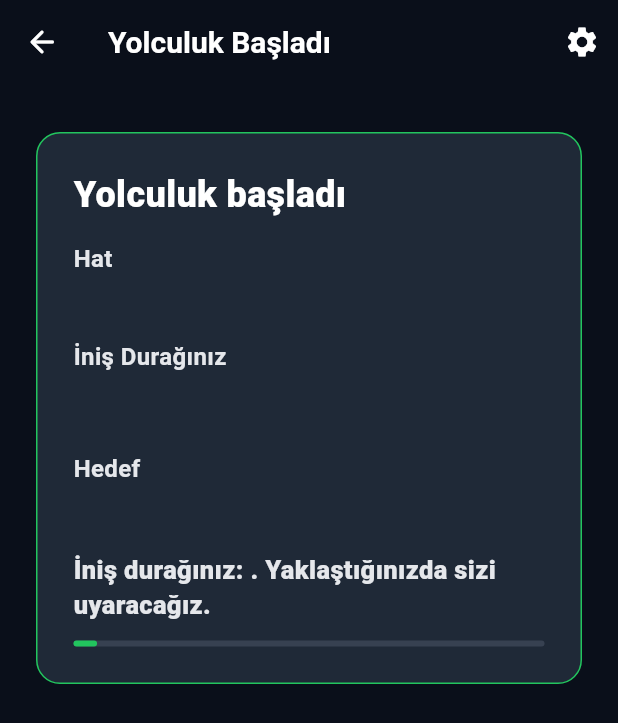
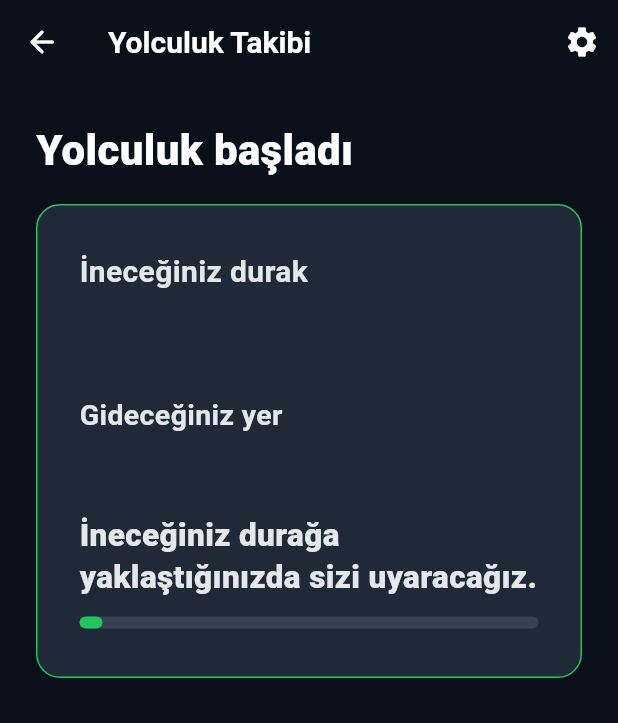
Before and after one commit to ahsentekgul/yol_arkadasim, a Flutter app: the JourneyStepsScreen screen opened directly with empty values, on a phone screen of 412 x 824 dp. Shown: the top 723 px of the screen. Run offline on Flutter 3.47's test engine with Material 3 defaults, Android fonts, the phone set to English and light mode, and no system bars; our stand-ins replace cloud_firestore, firebase_core, shared_preferences; accounts and stored records are empty.

Commit message:
JourneySteps ekranini erisilebilir yolculuk takibi olarak duzenle

```diff
--- a/lib/business/journey_steps/journey_steps_screen.dart
+++ b/lib/business/journey_steps/journey_steps_screen.dart
@@ -1,6 +1,7 @@
 import 'dart:async';
 
 import 'package:flutter/material.dart';
+import 'package:flutter/semantics.dart';
 
 import 'package:yol_arkadasim/core/theme/app_colors.dart';
 import 'package:yol_arkadasim/core/theme/app_radius.dart';
@@ -43,6 +44,19 @@ class _JourneyStepsScreenState extends State<JourneyStepsScreen> {
     return (_elapsedSeconds / _totalSimulationSeconds).clamp(0.0, 1.0);
   }
 
+  String get _progressSemanticValue {
+    switch (_stage) {
+      case _JourneySimulationStage.onBus:
+        return 'Otobüstesiniz. İneceğiniz durağa doğru ilerliyorsunuz.';
+      case _JourneySimulationStage.oneStopBefore:
+        return 'İnilecek durağa yaklaşıyorsunuz. İnmenize 1 durak kaldı.';
+      case _JourneySimulationStage.arrivedAtEndStop:
+        return 'İniş durağına ulaşıldı.';
+      case _JourneySimulationStage.completed:
+        return 'Yolculuk tamamlandı.';
+    }
+  }
+
   String get _stageTitle {
     switch (_stage) {
       case _JourneySimulationStage.onBus:
@@ -59,13 +73,13 @@ class _JourneyStepsScreenState extends State<JourneyStepsScreen> {
   String get _approachWarningMessage {
     switch (_stage) {
       case _JourneySimulationStage.onBus:
-        return 'İniş durağınız: ${widget.journeyPlan.endStopName}. Yaklaştığınızda sizi uyaracağız.';
+        return 'İneceğiniz durağa yaklaştığınızda sizi uyaracağız.';
       case _JourneySimulationStage.oneStopBefore:
-        return 'Lütfen inmeye hazırlanın. Bir sonraki durakta ineceksiniz.';
+        return 'İnmeye hazırlanın. Bir sonraki durakta ineceksiniz: ${widget.journeyPlan.endStopName}.';
       case _JourneySimulationStage.arrivedAtEndStop:
-        return 'İniş durağınız: ${widget.journeyPlan.endStopName}. Lütfen güvenli şekilde inin.';
+        return '${widget.journeyPlan.endStopName} durağına geldiniz. Bu durak, ineceğiniz duraktır. Lütfen güvenli şekilde inin.';
       case _JourneySimulationStage.completed:
-        return 'Yolculuk tamamlandı. Geri dönerek rota bilgilerinizi tekrar inceleyebilirsiniz.';
+        return 'Yolculuk tamamlandı.';
     }
   }
 
@@ -88,6 +102,23 @@ class _JourneyStepsScreenState extends State<JourneyStepsScreen> {
     _startSimulationTimer();
   }
 
+  void _announceStageChange(_JourneySimulationStage stage) {
+    final String? message;
+    switch (stage) {
+      case _JourneySimulationStage.onBus:
+        return;
+      case _JourneySimulationStage.oneStopBefore:
+        message =
+            'İnmenize 1 durak kaldı. İnmeye hazırlanın. Bir sonraki durakta ineceksiniz: ${widget.journeyPlan.endStopName}.';
+      case _JourneySimulationStage.arrivedAtEndStop:
+        message =
+            'İniş durağına ulaştınız. ${widget.journeyPlan.endStopName} durağına geldiniz. Bu durak, ineceğiniz duraktır. Lütfen güvenli şekilde inin.';
+      case _JourneySimulationStage.completed:
+        message = 'Yolculuk tamamlandı.';
+    }
+    SemanticsService.announce(message, Directionality.of(context));
+  }
+
   void _startSimulationTimer() {
     _simulationTimer?.cancel();
     _simulationTimer = Timer.periodic(const Duration(seconds: 1), (timer) {
@@ -99,6 +130,7 @@ class _JourneyStepsScreenState extends State<JourneyStepsScreen> {
         timer.cancel();
         return;
       }
+      final previousStage = _stage;
       setState(() {
         _elapsedSeconds++;
         if (_elapsedSeconds >= _travelSimulationSeconds &&
@@ -109,6 +141,9 @@ class _JourneyStepsScreenState extends State<JourneyStepsScreen> {
           _stage = _JourneySimulationStage.arrivedAtEndStop;
         }
       });
+      if (_stage != previousStage) {
+        _announceStageChange(_stage);
+      }
       if (_stage == _JourneySimulationStage.arrivedAtEndStop) {
         timer.cancel();
         _simulationTimer?.cancel();
@@ -118,10 +153,254 @@ class _JourneyStepsScreenState extends State<JourneyStepsScreen> {
 
   void _completeJourney() {
     _simulationTimer?.cancel();
+    final previousStage = _stage;
     setState(() {
       _stage = _JourneySimulationStage.completed;
       _elapsedSeconds = _totalSimulationSeconds;
     });
+    if (_stage != previousStage) {
+      _announceStageChange(_stage);
+    }
+  }
+
+  Widget _buildInfoRow({
+    required String label,
+    required String value,
+    double labelFontSize = 19,
+    double valueFontSize = 22,
+    FontWeight valueFontWeight = FontWeight.w700,
+    bool isLast = false,
+  }) {
+    return Padding(
+      padding: EdgeInsets.only(bottom: isLast ? 0 : 20),
+      child: Semantics(
+        label: '$label: $value',
+        child: Column(
+          crossAxisAlignment: CrossAxisAlignment.start,
+          children: [
+            ExcludeSemantics(
+              child: Text(
+                label,
+                style: AppTextStyles.screenSubtitle.copyWith(
+                  fontSize: labelFontSize,
+                  fontWeight: FontWeight.w700,
+                ),
+              ),
+            ),
+            const SizedBox(height: 4),
+            ExcludeSemantics(
+              child: Text(
+                value,
+                style: AppTextStyles.buttonLabel.copyWith(
+                  fontSize: valueFontSize,
+                  fontWeight: valueFontWeight,
+                ),
+              ),
+            ),
+          ],
+        ),
+      ),
+    );
+  }
+
+  Widget _buildProgressIndicator() {
+    return Semantics(
+      label: 'Yolculuk durumu',
+      value: _progressSemanticValue,
+      child: ExcludeSemantics(
+        child: LinearProgressIndicator(
+          value: _progressValue,
+          backgroundColor: AppColors.gray700,
+          color: _stageBorderColor,
+          minHeight: 8,
+          borderRadius: BorderRadius.circular(4),
+        ),
+      ),
+    );
+  }
+
+  Widget _buildOnBusContent() {
+    return Column(
+      crossAxisAlignment: CrossAxisAlignment.start,
+      children: [
+        _buildInfoRow(
+          label: 'İneceğiniz durak',
+          value: widget.journeyPlan.endStopName,
+          labelFontSize: 20,
+          valueFontSize: 34,
+          valueFontWeight: FontWeight.w800,
+        ),
+        _buildInfoRow(
+          label: 'Gideceğiniz yer',
+          value: widget.journeyPlan.destinationName,
+          labelFontSize: 19,
+          valueFontSize: 22,
+        ),
+        Semantics(
+          label: 'Bilgilendirme: $_approachWarningMessage',
+          child: ExcludeSemantics(
+            child: Text(
+              _approachWarningMessage,
+              style: AppTextStyles.screenSubtitle.copyWith(
+                fontSize: 21,
+                height: 1.35,
+              ),
+            ),
+          ),
+        ),
+        const SizedBox(height: 12),
+        _buildProgressIndicator(),
+      ],
+    );
+  }
+
+  Widget _buildWarningContent() {
+    final stopName = widget.journeyPlan.endStopName;
+    return Column(
+      crossAxisAlignment: CrossAxisAlignment.start,
+      children: [
+        Semantics(
+          label:
+              'Uyarı: İnmeye hazırlanın. Bir sonraki durakta ineceksiniz: $stopName.',
+          child: Column(
+            crossAxisAlignment: CrossAxisAlignment.start,
+            children: [
+              ExcludeSemantics(
+                child: Text(
+                  'İnmeye hazırlanın',
+                  style: AppTextStyles.buttonLabel.copyWith(
+                    fontSize: 30,
+                    fontWeight: FontWeight.w900,
+                  ),
+                ),
+              ),
+              const SizedBox(height: 12),
+              ExcludeSemantics(
+                child: Text(
+                  'Bir sonraki durakta ineceksiniz:',
+                  style: AppTextStyles.screenSubtitle.copyWith(
+                    fontSize: 20,
+                    fontWeight: FontWeight.w600,
+                  ),
+                ),
+              ),
+              const SizedBox(height: 6),
+              ExcludeSemantics(
+                child: Text(
+                  stopName,
+                  style: AppTextStyles.buttonLabel.copyWith(
+                    fontSize: 32,
+                    fontWeight: FontWeight.w800,
+                  ),
+                ),
+              ),
+            ],
+          ),
+        ),
+        const SizedBox(height: 12),
+        _buildProgressIndicator(),
+      ],
+    );
+  }
+
+  Widget _buildArrivedContent() {
+    final stopName = widget.journeyPlan.endStopName;
+    return Column(
+      crossAxisAlignment: CrossAxisAlignment.start,
+      children: [
+        Semantics(
+          label:
+              'İniş durağına ulaştınız. $stopName durağına geldiniz. Bu durak, ineceğiniz duraktır. Lütfen güvenli şekilde inin.',
+          child: Column(
+            crossAxisAlignment: CrossAxisAlignment.start,
+            children: [
+              ExcludeSemantics(
+                child: Text(
+                  '$stopName durağına geldiniz.',
+                  style: AppTextStyles.buttonLabel.copyWith(
+                    fontSize: 30,
+                    fontWeight: FontWeight.w800,
+                  ),
+                ),
+              ),
+              const SizedBox(height: 12),
+              ExcludeSemantics(
+                child: Text(
+                  'Bu durak, ineceğiniz duraktır.',
+                  style: AppTextStyles.screenSubtitle.copyWith(
+                    fontSize: 22,
+                    height: 1.35,
+                  ),
+                ),
+              ),
+              const SizedBox(height: 8),
+              ExcludeSemantics(
+                child: Text(
+                  'Lütfen güvenli şekilde inin.',
+                  style: AppTextStyles.screenSubtitle.copyWith(
+                    fontSize: 22,
+                    height: 1.35,
+                  ),
+                ),
+              ),
+            ],
+          ),
+        ),
+        const SizedBox(height: 12),
+        _buildProgressIndicator(),
+      ],
+    );
+  }
+
+  Widget _buildCompletedContent() {
+    return Column(
+      crossAxisAlignment: CrossAxisAlignment.start,
+      children: [
+        Semantics(
+          label:
+              'Yolculuk tamamlandı. Rota bilgilerinizi tekrar incelemek için geri dönebilirsiniz.',
+          child: Column(
+            crossAxisAlignment: CrossAxisAlignment.start,
+            children: [
+              ExcludeSemantics(
+                child: Text(
+                  'Yolculuk tamamlandı.',
+                  style: AppTextStyles.buttonLabel.copyWith(
+                    fontSize: 28,
+                    fontWeight: FontWeight.w800,
+                  ),
+                ),
+              ),
+              const SizedBox(height: 12),
+              ExcludeSemantics(
+                child: Text(
+                  'Rota bilgilerinizi tekrar incelemek için geri dönebilirsiniz.',
+                  style: AppTextStyles.screenSubtitle.copyWith(
+                    fontSize: 20,
+                    height: 1.35,
+                  ),
+                ),
+              ),
+            ],
+          ),
+        ),
+        const SizedBox(height: 12),
+        _buildProgressIndicator(),
+      ],
+    );
+  }
+
+  Widget _buildCardContent() {
+    switch (_stage) {
+      case _JourneySimulationStage.onBus:
+        return _buildOnBusContent();
+      case _JourneySimulationStage.oneStopBefore:
+        return _buildWarningContent();
+      case _JourneySimulationStage.arrivedAtEndStop:
+        return _buildArrivedContent();
+      case _JourneySimulationStage.completed:
+        return _buildCompletedContent();
+    }
   }
 
   @override
@@ -134,29 +413,31 @@ class _JourneyStepsScreenState extends State<JourneyStepsScreen> {
   Widget build(BuildContext context) {
     return Scaffold(
       backgroundColor: AppColors.background,
-      appBar: const AppNavigationBar.subPage(title: 'Yolculuk Başladı'),
+      appBar: const AppNavigationBar.subPage(title: 'Yolculuk Takibi'),
       body: SafeArea(
         child: SingleChildScrollView(
           child: Padding(
             padding: const EdgeInsets.all(AppSpacing.p6),
-            child: Center(
+            child: Align(
+              alignment: Alignment.topCenter,
               child: ConstrainedBox(
                 constraints: const BoxConstraints(maxWidth: 480),
                 child: Column(
                   crossAxisAlignment: CrossAxisAlignment.stretch,
                   children: [
-                    const SizedBox(height: 8),
                     Semantics(
-                      container: true,
-                      liveRegion: true,
-                      label:
-                          'Yolculuk durumu. $_stageTitle. $_approachWarningMessage. '
-                          'Hat: ${widget.journeyPlan.routeName}. '
-                          'İniş durağı: ${widget.journeyPlan.endStopName}. '
-                          'Hedef: ${widget.journeyPlan.destinationName}.',
-                      child: ExcludeSemantics(
-                        child: Container(
-                              padding: const EdgeInsets.all(AppSpacing.p6),
+                      header: true,
+                      child: Text(
+                        _stageTitle,
+                        style: AppTextStyles.screenTitle.copyWith(fontSize: 28),
+                      ),
+                    ),
+                    const SizedBox(height: AppSpacing.spaceY4),
+                    Container(
+                      padding: const EdgeInsets.symmetric(
+                        horizontal: 28,
+                        vertical: 32,
+                      ),
                       decoration: BoxDecoration(
                         color: AppColors.gray800,
                         borderRadius: BorderRadius.circular(
@@ -164,88 +445,7 @@ class _JourneyStepsScreenState extends State<JourneyStepsScreen> {
                         ),
                         border: Border.all(color: _stageBorderColor),
                       ),
-                              child: Column(
-                                crossAxisAlignment: CrossAxisAlignment.start,
-                                children: [
-                                  Text(
-                                    _stageTitle,
-                                    style: AppTextStyles.buttonLabel.copyWith(
-                                      fontSize: 24,
-                                      fontWeight: FontWeight.w800,
-                                    ),
-                                  ),
-                                  const SizedBox(height: 16),
-                                  Text(
-                                    'Hat',
-                                    style: AppTextStyles.screenSubtitle
-                                        .copyWith(
-                                      fontSize: 16,
-                                      fontWeight: FontWeight.w700,
-                                    ),
-                                  ),
-                                  const SizedBox(height: 4),
-                                  Text(
-                                    widget.journeyPlan.routeName,
-                                    style: AppTextStyles.buttonLabel.copyWith(
-                                      fontSize: 18,
-                                      fontWeight: FontWeight.w700,
-                                    ),
-                                  ),
-                                  const SizedBox(height: 16),
-                                  Text(
-                                    'İniş Durağınız',
-                                    style: AppTextStyles.screenSubtitle
-                                        .copyWith(
-                                      fontSize: 16,
-                                      fontWeight: FontWeight.w700,
-                                    ),
-                                  ),
-                                  const SizedBox(height: 6),
-                                  Text(
-                                    widget.journeyPlan.endStopName,
-                                    style: AppTextStyles.buttonLabel.copyWith(
-                                      fontSize: 24,
-                                      fontWeight: FontWeight.w700,
-                                    ),
-                                  ),
-                                  const SizedBox(height: 16),
-                                  Text(
-                                    'Hedef',
-                                    style: AppTextStyles.screenSubtitle
-                                        .copyWith(
-                                      fontSize: 16,
-                                      fontWeight: FontWeight.w700,
-                                    ),
-                                  ),
-                                  const SizedBox(height: 6),
-                                  Text(
-                                    widget.journeyPlan.destinationName,
-                                    style: AppTextStyles.buttonLabel.copyWith(
-                                      fontSize: 20,
-                                      fontWeight: FontWeight.w700,
-                                    ),
-                                  ),
-                                  const SizedBox(height: 12),
-                                  Text(
-                                    _approachWarningMessage,
-                                    style: AppTextStyles.screenSubtitle
-                                        .copyWith(
-                                      fontSize: 17,
-                                      height: 1.35,
-                                    ),
-                                  ),
-                                  const SizedBox(height: 12),
-                                  LinearProgressIndicator(
-                                    value: _progressValue,
-                                    backgroundColor: AppColors.gray700,
-                                    color: _stageBorderColor,
-                                    minHeight: 4,
-                                    borderRadius: BorderRadius.circular(2),
-                                  ),
-                                ],
-                              ),
-                            ),
-                          ),
+                      child: _buildCardContent(),
                     ),
                     if (_stage == _JourneySimulationStage.arrivedAtEndStop) ...[
                       const SizedBox(height: AppSpacing.spaceY4),
@@ -253,10 +453,13 @@ class _JourneyStepsScreenState extends State<JourneyStepsScreen> {
                         fullWidth: true,
                         size: 'xl',
                         minHeight: 72,
-                        backgroundColor: AppColors.green600,
-                        semanticsLabel: 'Yolculuğu tamamla',
+                        backgroundColor: AppColors.blue600,
+                        semanticsLabel: 'İndim, yolculuğu tamamla',
                         onPressed: _completeJourney,
-                        child: const Text('Yolculuğu Tamamla'),
+                        child: const Text(
+                          'Yolculuğu Tamamla',
+                          textAlign: TextAlign.center,
+                        ),
                       ),
                     ],
                   ],
```
Lines whose indentation alone changed are shown as unchanged.
